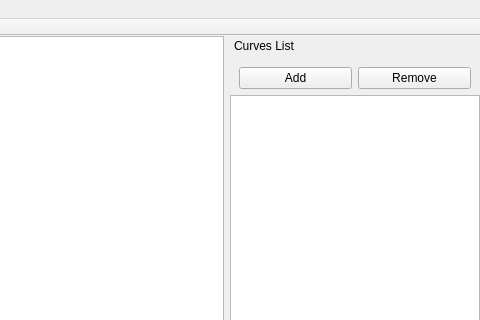
ATh0m/curve-editor, file src/ui/mainwindow.ui: the form before one commit; both pictures show x 720 to 1200 and y 0 to 320 of the 1200 by 700 pixel window.
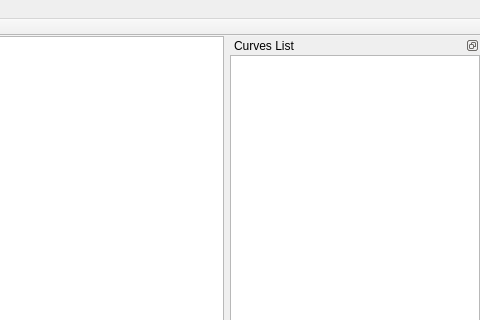
The form after the commit.

Commit message: Updated curves list

```diff
--- a/src/ui/mainwindow.ui
+++ b/src/ui/mainwindow.ui
@@ -122,7 +122,7 @@
                 <bool>false</bool>
             </property>
             <property name="features">
-                <set>QDockWidget::NoDockWidgetFeatures</set>
+    <set>QDockWidget::DockWidgetFloatable|QDockWidget::DockWidgetMovable</set>
             </property>
             <property name="windowTitle">
                 <string>Curves List</string>
@@ -144,32 +144,6 @@
                     <property name="bottomMargin">
                         <number>0</number>
                     </property>
-                    <item>
-                        <widget class="QWidget" name="widget" native="true">
-                            <layout class="QHBoxLayout" name="horizontalLayout">
-                                <property name="topMargin">
-                                    <number>12</number>
-                                </property>
-                                <property name="bottomMargin">
-                                    <number>0</number>
-                                </property>
-                                <item>
-                                    <widget class="QPushButton" name="addCurve">
-                                        <property name="text">
-                                            <string>Add</string>
-                                        </property>
-                                    </widget>
-                                </item>
-                                <item>
-                                    <widget class="QPushButton" name="removeCurve">
-                                        <property name="text">
-                                            <string>Remove</string>
-                                        </property>
-                                    </widget>
-                                </item>
-                            </layout>
-                        </widget>
-                    </item>
                     <item>
                         <widget class="QListView" name="listView">
                             <property name="sizePolicy">
```
Lines whose indentation alone changed are shown as unchanged. The commit also changes 9 other files.
